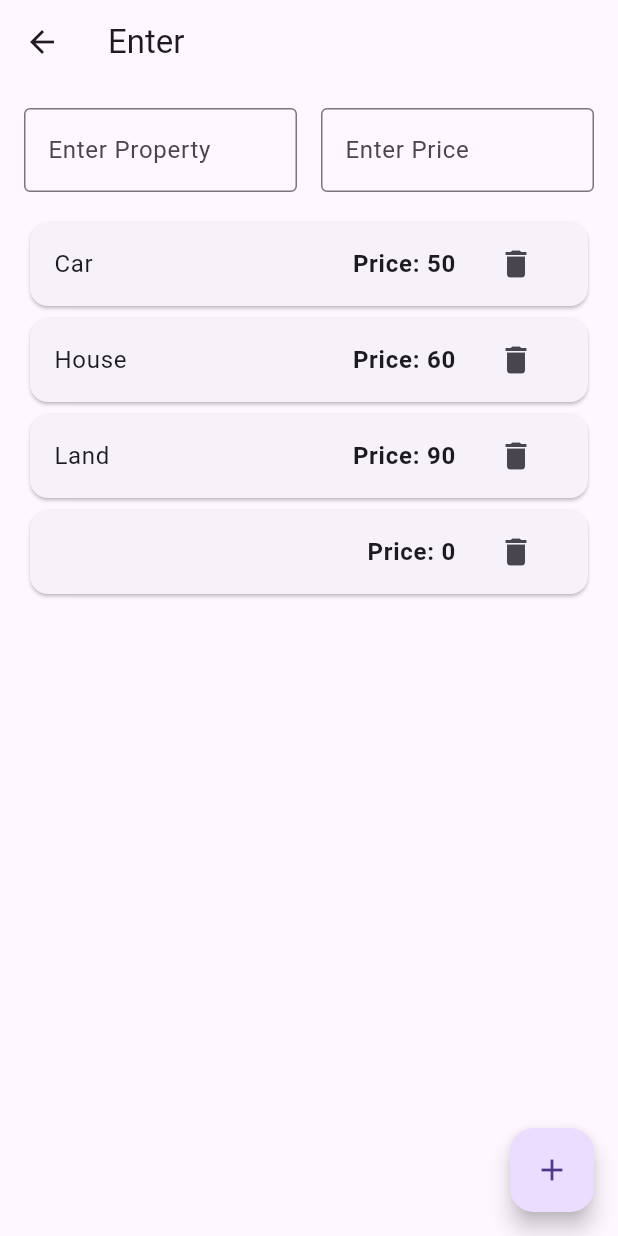
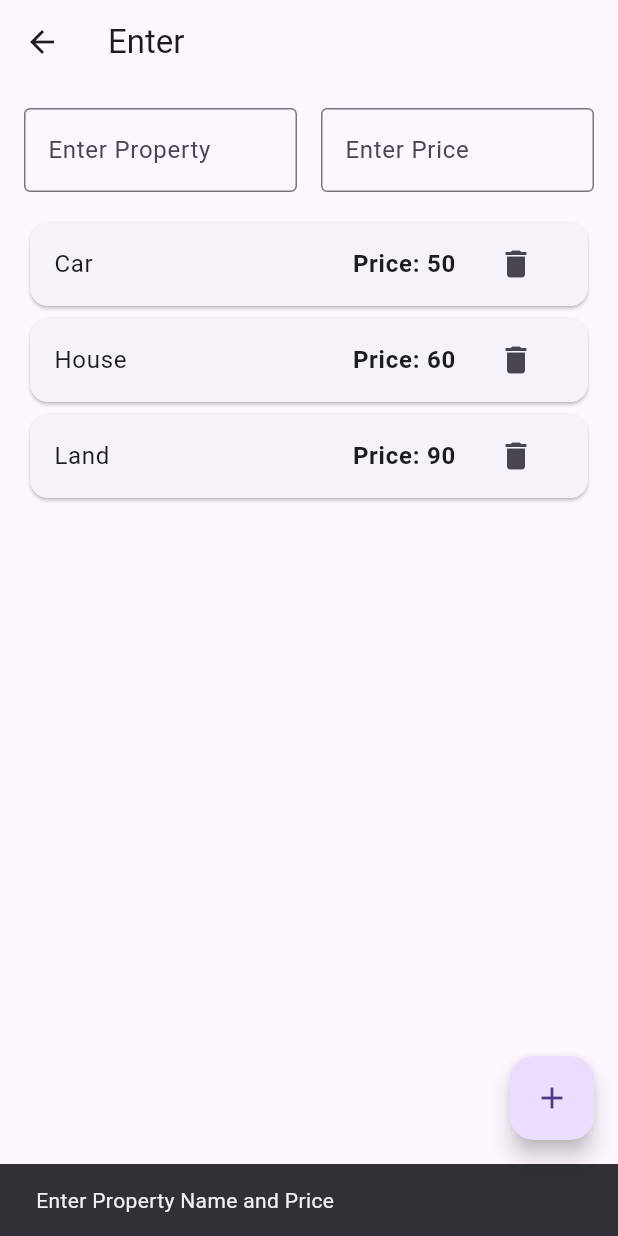
Before and after one commit to Ameer-yasser/MerathApp, a Flutter app: the Page2 screen opened directly, after a tap on the "add" icon, on a phone screen of 412 x 824 dp. Run offline on Flutter 3.47's test engine with Material 3 defaults, Android fonts, the phone set to English and light mode, and no system bars.

Commit message:
initial commit

```diff
--- a/lib/Page2.dart
+++ b/lib/Page2.dart
@@ -1,4 +1,5 @@
 import 'package:flutter/material.dart';
+
 
 void main() {
   runApp(const MyApp());
@@ -140,8 +141,19 @@ class _Page2State extends State<Page2> {
       floatingActionButton: FloatingActionButton(
         onPressed: () {
           setState(() {
-            property.add(TextInput);
-            Price.add(Priceinput);
+
+            if(Priceinput == 0 || TextInput.isEmpty){
+              ScaffoldMessenger.of(context).showSnackBar(SnackBar(
+                  content: Text('Enter Property Name and Price'),
+                  duration: Duration(seconds: 2),
+              ),
+              );
+            }
+            else{
+              property.add(TextInput);
+              Price.add(Priceinput);
+            }
+
           });
         },
         child: const Icon(Icons.add),
```
